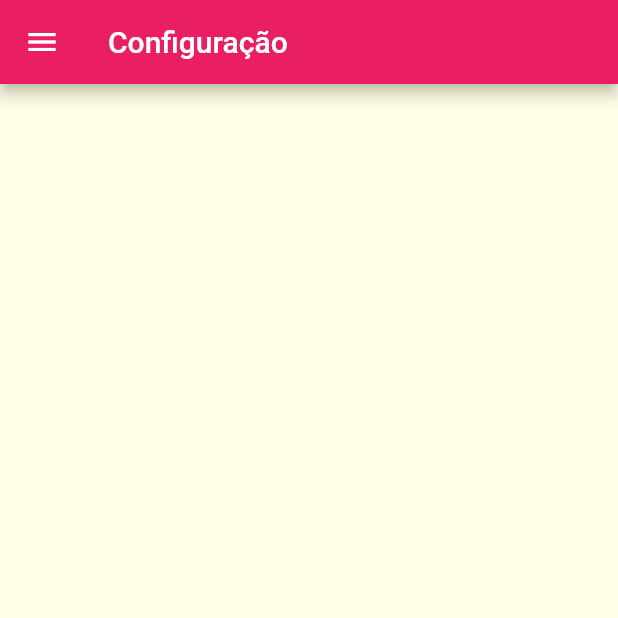
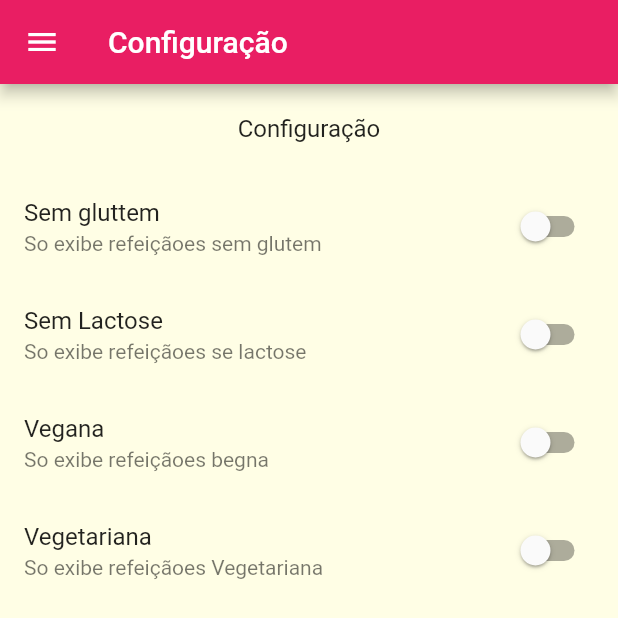
Before and after one commit to PereiraSantos/curso_flutter, a Flutter app: the SettingsScreen screen opened by its route, on a phone screen of 412 x 824 dp. Shown: the top 618 px of the screen. Run offline on Flutter 3.47's test engine with Material 2 defaults, Android fonts, the phone set to English and light mode, and no system bars; network calls fail.

```diff
--- a/meals/lib/components/main_drawer.dart
+++ b/meals/lib/components/main_drawer.dart
@@ -4,14 +4,16 @@ import 'package:meals/utils/app_routes.dart';
 class MainDrawer extends StatelessWidget {
   const MainDrawer({ Key? key }) : super(key: key);
 
-  Widget _createItem(IconData icon, String label, Function onTap){
+  Widget _createItem(IconData icon, String label, Function() onTap){
   return ListTile(
       leading: Icon(icon, size: 20),
       title: Text(label, style:
       const TextStyle(
         fontSize: 24,
         fontWeight: FontWeight.bold,
-        ),),
+        ),
+        ),
+        onTap: onTap,
     );
   }
 
--- a/meals/lib/components/meal_item.dart
+++ b/meals/lib/components/meal_item.dart
@@ -11,6 +11,7 @@ class MealItem extends StatelessWidget {
   void _selectMeal(BuildContext context){
    Navigator.of(context).pushNamed(
     AppRoutes.MEALS_DETAIL,
+    // ignore: avoid_print
     arguments: meal).then((value) => print(value));
   }
 
--- a/meals/lib/data/dummy_data.dart
+++ b/meals/lib/data/dummy_data.dart
@@ -1,10 +1,10 @@
-// ignore_for_file: prefer_const_constructors
 
 import 'package:flutter/material.dart';
-
 import '../models/category.dart';
 import '../models/meal.dart';
 
+
+// ignore: non_constant_identifier_names
 final DUMMY_CATEGORIES = [
   Category(
     id: 'c1',
@@ -58,8 +58,10 @@ final DUMMY_CATEGORIES = [
   ),
 ];
 
+
+// ignore: non_constant_identifier_names
 final DUMMY_MEALS =  [
-  Meal(
+  const Meal(
     id: 'm1',
     categories: ['c1', 'c2'],
     title: 'Spaghetti with Tomato Sauce',
@@ -90,7 +92,7 @@ final DUMMY_MEALS =  [
     isVegetarian: true,
     isLactoseFree: true,
   ),
-  Meal(
+  const Meal(
     id: 'm2',
     categories: ['c2'],
     title: 'Toast Hawaii',
@@ -116,7 +118,7 @@ final DUMMY_MEALS =  [
     isVegetarian: false,
     isLactoseFree: false,
   ),
-  Meal(
+  const Meal(
     id: 'm3',
     categories: ['c2', 'c3'],
     title: 'Classic Hamburger',
@@ -145,7 +147,7 @@ final DUMMY_MEALS =  [
     isVegetarian: false,
     isLactoseFree: true,
   ),
-  Meal(
+  const Meal(
     id: 'm4',
     categories: ['c4'],
     title: 'Wiener Schnitzel',
@@ -178,7 +180,7 @@ final DUMMY_MEALS =  [
     isVegetarian: false,
     isLactoseFree: false,
   ),
-  Meal(
+  const Meal(
     id: 'm5',
     categories: ['c2', 'c5', 'c10'],
     title: 'Salad with Smoked Salmon',
@@ -210,7 +212,7 @@ final DUMMY_MEALS =  [
     isVegetarian: true,
     isLactoseFree: true,
   ),
-  Meal(
+  const Meal(
     id: 'm6',
     categories: ['c6', 'c10'],
     title: 'Delicious Orange Mousse',
@@ -243,7 +245,7 @@ final DUMMY_MEALS =  [
     isVegetarian: true,
     isLactoseFree: false,
   ),
-  Meal(
+  const Meal(
     id: 'm7',
     categories: ['c7'],
     title: 'Pancakes',
@@ -272,7 +274,7 @@ final DUMMY_MEALS =  [
     isVegetarian: true,
     isLactoseFree: false,
   ),
-  Meal(
+  const Meal(
     id: 'm8',
     categories: ['c8'],
     title: 'Creamy Indian Chicken Curry',
@@ -303,7 +305,7 @@ final DUMMY_MEALS =  [
     isVegetarian: false,
     isLactoseFree: true,
   ),
-  Meal(
+  const Meal(
     id: 'm9',
     categories: ['c9'],
     title: 'Chocolate Souffle',
@@ -350,7 +352,7 @@ final DUMMY_MEALS =  [
     isVegetarian: true,
     isLactoseFree: false,
   ),
-  Meal(
+  const Meal(
     id: 'm10',
     categories: ['c2', 'c5', 'c10'],
     title: 'Asparagus Salad with Cherry Tomatoes',
--- a/meals/lib/main.dart
+++ b/meals/lib/main.dart
@@ -1,6 +1,8 @@
 import 'package:flutter/material.dart';
+import 'package:meals/data/dummy_data.dart';
+import 'package:meals/models/meal.dart';
+import 'package:meals/models/sesttings.dart';
 import 'package:meals/screens/category_meals_screen.dart';
-import 'package:meals/screens/category_screens.dart';
 import 'package:meals/screens/meal_detail_screen.dart';
 import 'package:meals/screens/setting_acreen.dart';
 import 'package:meals/screens/tabs_scren.dart';
@@ -8,8 +10,31 @@ import 'package:meals/utils/app_routes.dart';
 
 void main() => runApp(const MyApp());
 
-class MyApp extends StatelessWidget {
+class MyApp extends StatefulWidget {
   const MyApp({Key? key}) : super(key: key);
+
+  @override
+  State<MyApp> createState() => _MyAppState();
+}
+
+class _MyAppState extends State<MyApp> {
+
+ List<Meal> _availableMeals = DUMMY_MEALS;
+
+void _filterMeals(Sesttings sesttings){
+
+  setState(() {
+    _availableMeals = DUMMY_MEALS.where((meals){
+      final filterClutter = sesttings.isGlutenFree! && !meals.isGlutenFree;
+      final filterlactose = sesttings.isLactoseFree! && !meals.isLactoseFree;
+      final filterVegan = sesttings.isVegan! && !meals.isVegan;
+      final filterVegetariam = sesttings.isVegetariam! && !meals.isVegetarian;
+
+      return !filterClutter && !filterlactose && !filterVegan && !filterVegetariam;
+
+    }).toList();
+  });
+}
 
   @override
   Widget build(BuildContext context) {
@@ -30,9 +55,9 @@ class MyApp extends StatelessWidget {
 
       routes: {
         AppRoutes.HOME: (ctx) => const TabScreen(),
-        AppRoutes.CATEGORIRY_MEALS: (ctx) => const CategoryMealsScreen(),
+        AppRoutes.CATEGORIRY_MEALS: (ctx) =>  CategoryMealsScreen(meals: _availableMeals),
         AppRoutes.MEALS_DETAIL: (ctx) => const MealDetailScreen(),
-        AppRoutes.SETTINGS: (ctx) => const SettingsScreen()
+        AppRoutes.SETTINGS: (ctx) =>  SettingsScreen(onsSesttingChanged: _filterMeals)
       },
     );
   }
--- /dev/null
+++ b/meals/lib/models/sesttings.dart
@@ -0,0 +1,9 @@
+class Sesttings{
+
+  bool? isGlutenFree;
+  bool? isLactoseFree;
+  bool? isVegan;
+  bool? isVegetariam;
+
+  Sesttings({this.isGlutenFree = false, this.isLactoseFree = false, this.isVegan = false, this.isVegetariam = false});
+}
--- a/meals/lib/screens/setting_acreen.dart
+++ b/meals/lib/screens/setting_acreen.dart
@@ -1,15 +1,62 @@
 import 'package:flutter/material.dart';
 import 'package:meals/components/main_drawer.dart';
+import 'package:meals/models/sesttings.dart';
 
-class SettingsScreen extends StatelessWidget {
-  const SettingsScreen({ Key? key }) : super(key: key);
+class SettingsScreen extends StatefulWidget {
+
+  final Function(Sesttings)? onsSesttingChanged;
+
+  const SettingsScreen({ Key? key, this.onsSesttingChanged }) : super(key: key);
+
+  @override
+  State<SettingsScreen> createState() => _SettingsScreenState();
+}
+
+class _SettingsScreenState extends State<SettingsScreen> {
+
+var sesting = Sesttings();
+
+  Widget _createSwitch(String title, String subTitile, bool value, Function(bool) onChanged){
+    return SwitchListTile.adaptive(
+        title: Text(title),
+        subtitle: Text(subTitile),
+        value: value,
+        onChanged: (value){
+          onChanged(value);
+          widget.onsSesttingChanged!(sesting);
+        }
+    );
+  }
 
   @override
   Widget build(BuildContext context) {
     return Scaffold(
-      drawer: MainDrawer(),
-      appBar: AppBar(title: Text("Configuração"),),
-      body: Center(),
+      drawer: const MainDrawer(),
+      appBar: AppBar(title: const Text("Configuração"),),
+      body: Column(children: [
+        Container(
+          padding: const EdgeInsets.all(20),
+          child: Text("Configuração", style: Theme.of(context).textTheme.subtitle1),
+        ),
+        Expanded(child: ListView(
+          children: [
+            _createSwitch("Sem gluttem", "So exibe refeiçãoes sem glutem", sesting.isGlutenFree!,
+            (value)=> setState(() => sesting.isGlutenFree = value)),
+
+             _createSwitch("Sem Lactose", "So exibe refeiçãoes se lactose", sesting.isLactoseFree!,
+            (value)=> setState(() => sesting.isLactoseFree = value)),
+
+
+             _createSwitch("Vegana", "So exibe refeiçãoes begna", sesting.isVegan!,
+            (value)=> setState(() => sesting.isVegan = value)),
+
+             _createSwitch("Vegetariana ", "So exibe refeiçãoes Vegetariana", sesting.isVegetariam!,
+            (value)=> setState(() => sesting.isVegetariam = value))
+          ],
+        ))
+      ],
+      )
+
     );
   }
 }
--- a/meals/lib/utils/app_routes.dart
+++ b/meals/lib/utils/app_routes.dart
@@ -9,6 +9,6 @@ class AppRoutes{
   // ignore: constant_identifier_names
   static const MEALS_DETAIL = '/meal-datail';
 
-   // ignore: constant_identifier_names
+  // ignore: constant_identifier_names
   static const SETTINGS = '/setting';
 }
```
Also changed, not shown: meals/lib/screens/category_meals_screen.dart (+5 -3 lines).
